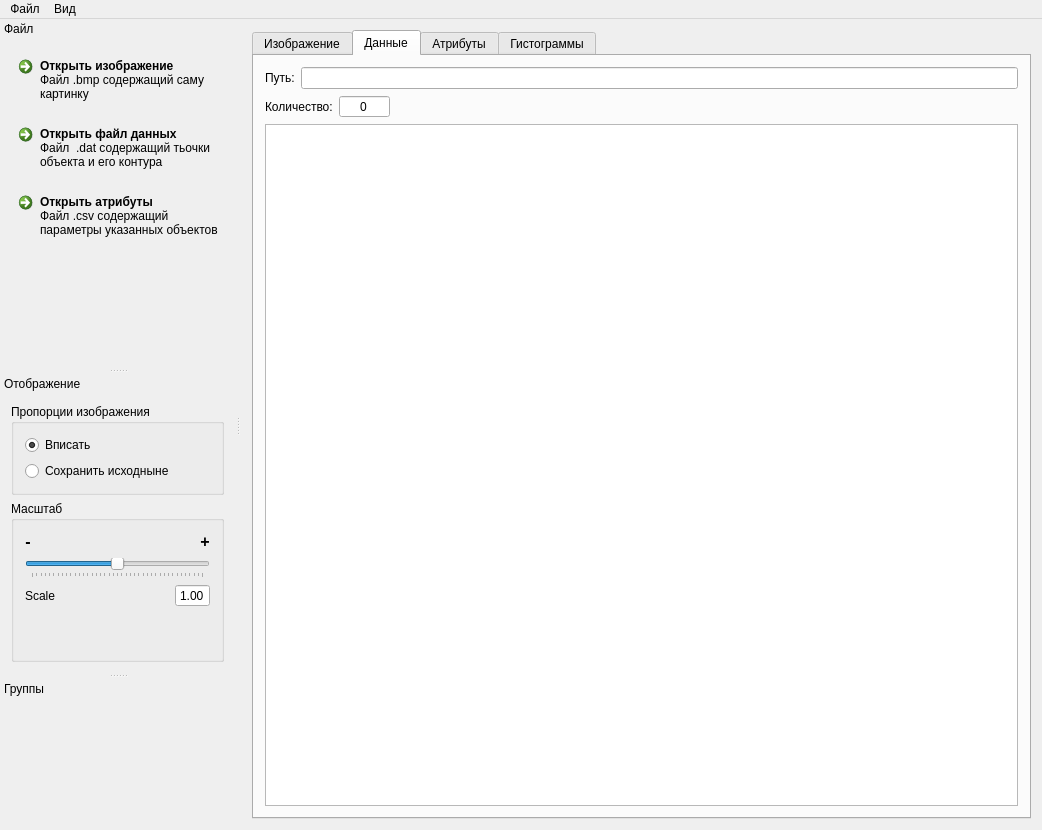
The window that mainwindow.ui (gurmaaan/ObjectsClassifier) describes before a commit, drawn with Qt 5.
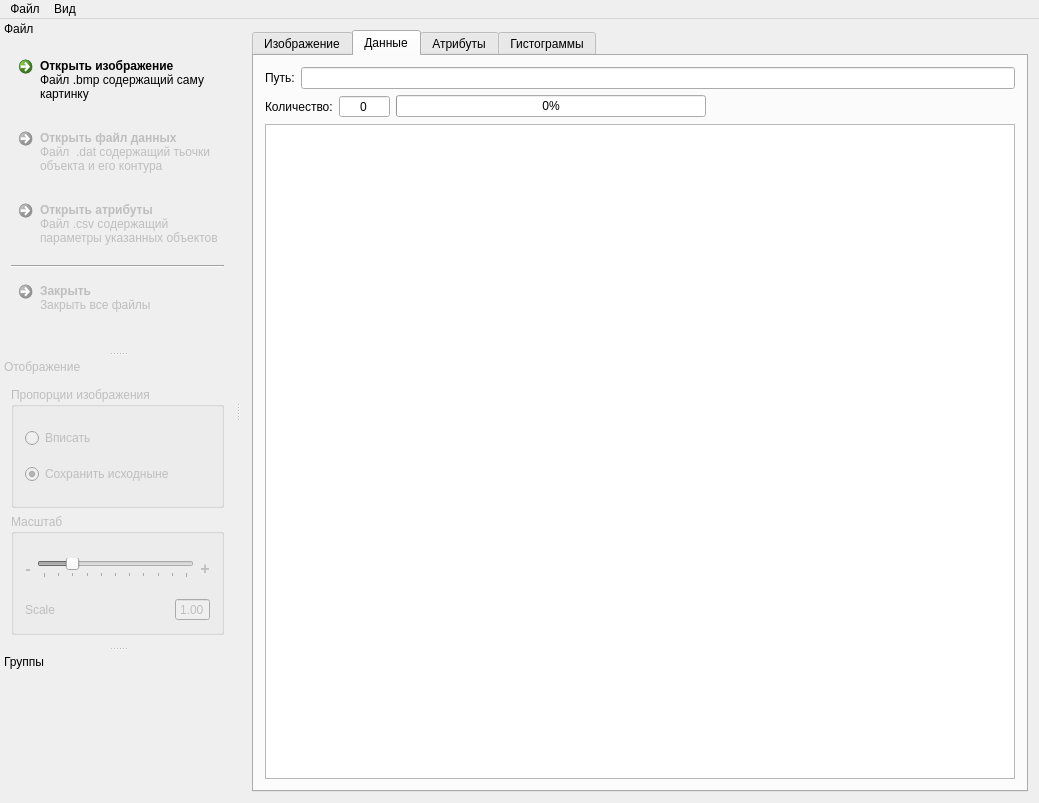
The same window after the commit. Icons and pictures are not drawn. Custom widgets are drawn as their Qt base class.

Commit message:
Устранены баги с ресайзингом и скейлингом (почти). Поправлены все баги с доступностью / включенностью различных элементов в интерфейсе. Улучшен вид стандартной модели с точками.
Устранены некоторые мелкие баги. Куча методов главного окна оптимизировано и разбито по отдельным методам.

The edit to the form file:
```diff
--- a/mainwindow.ui
+++ b/mainwindow.ui
@@ -6,8 +6,8 @@
    <rect>
     <x>0</x>
     <y>0</y>
-    <width>1042</width>
-    <height>830</height>
+    <width>1028</width>
+    <height>803</height>
    </rect>
   </property>
   <property name="windowTitle">
@@ -102,6 +102,13 @@
             </property>
            </widget>
           </item>
+          <item>
+           <widget class="QProgressBar" name="progressBar">
+            <property name="value">
+             <number>0</number>
+            </property>
+           </widget>
+          </item>
           <item>
            <spacer name="horizontalSpacer">
             <property name="orientation">
@@ -119,12 +126,27 @@
         </item>
         <item>
          <widget class="QTreeView" name="treeView">
+          <property name="minimumSize">
+           <size>
+            <width>750</width>
+            <height>0</height>
+           </size>
+          </property>
           <property name="sizeAdjustPolicy">
-           <enum>QAbstractScrollArea::AdjustToContents</enum>
+           <enum>QAbstractScrollArea::AdjustIgnored</enum>
           </property>
           <property name="tabKeyNavigation">
            <bool>true</bool>
           </property>
+          <property name="alternatingRowColors">
+           <bool>true</bool>
+          </property>
+          <property name="selectionBehavior">
+           <enum>QAbstractItemView::SelectItems</enum>
+          </property>
+          <property name="uniformRowHeights">
+           <bool>true</bool>
+          </property>
           <property name="sortingEnabled">
            <bool>true</bool>
           </property>
@@ -134,9 +156,15 @@
           <attribute name="headerHighlightSections">
            <bool>true</bool>
           </attribute>
+          <attribute name="headerMinimumSectionSize">
+           <number>100</number>
+          </attribute>
           <attribute name="headerShowSortIndicator" stdset="0">
            <bool>true</bool>
           </attribute>
+          <attribute name="headerStretchLastSection">
+           <bool>false</bool>
+          </attribute>
          </widget>
         </item>
        </layout>
@@ -211,7 +239,7 @@
     <rect>
      <x>0</x>
      <y>0</y>
-     <width>1042</width>
+     <width>1028</width>
      <height>21</height>
     </rect>
    </property>
@@ -242,7 +270,7 @@
    <property name="minimumSize">
     <size>
      <width>196</width>
-     <height>169</height>
+     <height>207</height>
     </size>
    </property>
    <property name="floating">
@@ -281,6 +309,9 @@
      </item>
      <item>
       <widget class="QCommandLinkButton" name="openDataBut">
+       <property name="enabled">
+        <bool>false</bool>
+       </property>
        <property name="text">
         <string>Открыть файл данных</string>
        </property>
@@ -304,6 +335,9 @@
      </item>
      <item>
       <widget class="QCommandLinkButton" name="openAttrBut">
+       <property name="enabled">
+        <bool>false</bool>
+       </property>
        <property name="text">
         <string>Открыть атрибуты</string>
        </property>
@@ -320,35 +354,39 @@
       </widget>
      </item>
      <item>
-      <spacer name="verticalSpacer_2">
+      <widget class="Line" name="line">
        <property name="orientation">
-        <enum>Qt::Vertical</enum>
+        <enum>Qt::Horizontal</enum>
        </property>
-       <property name="sizeHint" stdset="0">
-        <size>
-         <width>20</width>
-         <height>40</height>
-        </size>
-       </property>
-      </spacer>
+      </widget>
      </item>
      <item>
-      <spacer name="verticalSpacer">
-       <property name="orientation">
-        <enum>Qt::Vertical</enum>
+      <widget class="QCommandLinkButton" name="closeBut">
+       <property name="enabled">
+        <bool>false</bool>
        </property>
-       <property name="sizeHint" stdset="0">
-        <size>
-         <width>20</width>
-         <height>40</height>
-        </size>
+       <property name="text">
+        <string>Закрыть</string>
        </property>
-      </spacer>
+       <property name="icon">
+        <iconset resource="sources.qrc">
+         <normaloff>:/icons/delete_groups_object_ic.png</normaloff>:/icons/delete_groups_object_ic.png</iconset>
+       </property>
+       <property name="checkable">
+        <bool>true</bool>
+       </property>
+       <property name="description">
+        <string>Закрыть все файлы</string>
+       </property>
+      </widget>
      </item>
     </layout>
    </widget>
   </widget>
   <widget class="QDockWidget" name="view_dock">
+   <property name="enabled">
+    <bool>false</bool>
+   </property>
    <property name="minimumSize">
     <size>
      <width>235</width>
@@ -381,7 +419,7 @@
            <string>Вписать</string>
           </property>
           <property name="checked">
-           <bool>true</bool>
+           <bool>false</bool>
           </property>
          </widget>
         </item>
@@ -390,6 +428,9 @@
           <property name="text">
            <string>Сохранить исходныне</string>
           </property>
+          <property name="checked">
+           <bool>true</bool>
+          </property>
          </widget>
         </item>
        </layout>
@@ -417,17 +458,29 @@
            </widget>
           </item>
           <item>
-           <spacer name="zoomSpacer">
+           <widget class="QSlider" name="zoomRatioSlider">
+            <property name="minimum">
+             <number>0</number>
+            </property>
+            <property name="maximum">
+             <number>500</number>
+            </property>
+            <property name="singleStep">
+             <number>1</number>
+            </property>
+            <property name="pageStep">
+             <number>50</number>
+            </property>
+            <property name="value">
+             <number>100</number>
+            </property>
             <property name="orientation">
              <enum>Qt::Horizontal</enum>
             </property>
-            <property name="sizeHint" stdset="0">
-             <size>
-              <width>40</width>
-              <height>20</height>
-             </size>
+            <property name="tickPosition">
+             <enum>QSlider::TicksBelow</enum>
             </property>
-           </spacer>
+           </widget>
           </item>
           <item>
            <widget class="QLabel" name="zoomSliderPluse">
@@ -444,25 +497,6 @@
           </item>
          </layout>
         </item>
-        <item>
-         <widget class="QSlider" name="zoomRatioSlider">
-          <property name="minimum">
-           <number>-100</number>
-          </property>
-          <property name="maximum">
-           <number>100</number>
-          </property>
-          <property name="singleStep">
-           <number>5</number>
-          </property>
-          <property name="orientation">
-           <enum>Qt::Horizontal</enum>
-          </property>
-          <property name="tickPosition">
-           <enum>QSlider::TicksBelow</enum>
-          </property>
-         </widget>
-        </item>
         <item>
          <layout class="QHBoxLayout" name="horizontalLayout_4">
           <item>
@@ -490,8 +524,11 @@
           </item>
           <item>
            <widget class="QDoubleSpinBox" name="zoomSpinbox">
-            <property name="wrapping">
-             <bool>false</bool>
+            <property name="alignment">
+             <set>Qt::AlignCenter</set>
+            </property>
+            <property name="readOnly">
+             <bool>true</bool>
             </property>
             <property name="buttonSymbols">
              <enum>QAbstractSpinBox::NoButtons</enum>
@@ -500,7 +537,7 @@
              <double>0.000000000000000</double>
             </property>
             <property name="maximum">
-             <double>2.000000000000000</double>
+             <double>5.000000000000000</double>
             </property>
             <property name="singleStep">
              <double>0.050000000000000</double>
@@ -512,19 +549,6 @@
           </item>
          </layout>
         </item>
-        <item>
-         <spacer name="verticalSpacer_3">
-          <property name="orientation">
-           <enum>Qt::Vertical</enum>
-          </property>
-          <property name="sizeHint" stdset="0">
-           <size>
-            <width>20</width>
-            <height>40</height>
-           </size>
-          </property>
-         </spacer>
-        </item>
        </layout>
       </widget>
      </item>
```
Left out of the diff: 10 changed lines with no effect on the pictures. The commit also changes 4 other files.
